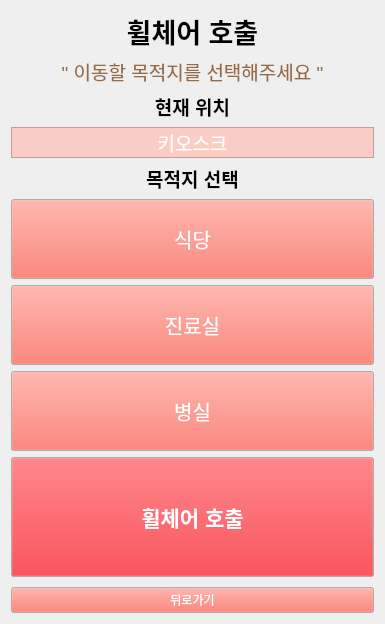
Heo157/Project-Hospital-Autonomous-Wheelchair, file Hospital_Terminal/kiosk_wheel.ui: the form before one commit.
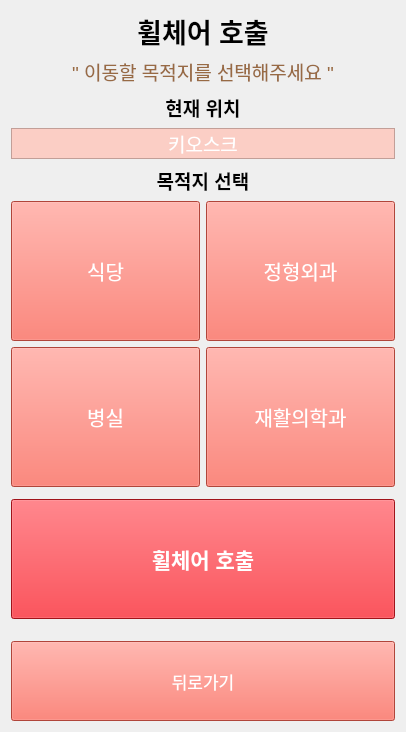
The form after the commit.

```diff
--- a/Hospital_Terminal/kiosk_wheel.ui
+++ b/Hospital_Terminal/kiosk_wheel.ui
@@ -6,8 +6,8 @@
    <rect>
     <x>0</x>
     <y>0</y>
-    <width>385</width>
-    <height>624</height>
+    <width>406</width>
+    <height>732</height>
    </rect>
   </property>
   <property name="windowTitle">
@@ -142,11 +142,267 @@
     </widget>
    </item>
    <item>
+    <layout class="QGridLayout" name="gridLayout">
+     <item row="0" column="1">
+      <widget class="QPushButton" name="btn_dest_jung">
+       <property name="minimumSize">
+        <size>
+         <width>0</width>
+         <height>140</height>
+        </size>
+       </property>
+       <property name="palette">
+        <palette>
+         <active>
+          <colorrole role="WindowText">
+           <brush brushstyle="SolidPattern">
+            <color alpha="255">
+             <red>255</red>
+             <green>255</green>
+             <blue>255</blue>
+            </color>
+           </brush>
+          </colorrole>
+          <colorrole role="Button">
+           <brush brushstyle="SolidPattern">
+            <color alpha="255">
+             <red>246</red>
+             <green>97</green>
+             <blue>81</blue>
+            </color>
+           </brush>
+          </colorrole>
+          <colorrole role="Text">
+           <brush brushstyle="SolidPattern">
+            <color alpha="255">
+             <red>255</red>
+             <green>255</green>
+             <blue>255</blue>
+            </color>
+           </brush>
+          </colorrole>
+          <colorrole role="ButtonText">
+           <brush brushstyle="SolidPattern">
+            <color alpha="255">
+             <red>255</red>
+             <green>255</green>
+             <blue>255</blue>
+            </color>
+           </brush>
+          </colorrole>
+          <colorrole role="Base">
+           <brush brushstyle="SolidPattern">
+            <color alpha="255">
+             <red>246</red>
+             <green>97</green>
+             <blue>81</blue>
+            </color>
+           </brush>
+          </colorrole>
+          <colorrole role="Window">
+           <brush brushstyle="SolidPattern">
+            <color alpha="255">
+             <red>246</red>
+             <green>97</green>
+             <blue>81</blue>
+            </color>
+           </brush>
+          </colorrole>
+          <colorrole role="Highlight">
+           <brush brushstyle="SolidPattern">
+            <color alpha="255">
+             <red>39</red>
+             <green>191</green>
+             <blue>115</blue>
+            </color>
+           </brush>
+          </colorrole>
+          <colorrole role="PlaceholderText">
+           <brush brushstyle="SolidPattern">
+            <color alpha="128">
+             <red>255</red>
+             <green>255</green>
+             <blue>255</blue>
+            </color>
+           </brush>
+          </colorrole>
+         </active>
+         <inactive>
+          <colorrole role="WindowText">
+           <brush brushstyle="SolidPattern">
+            <color alpha="255">
+             <red>255</red>
+             <green>255</green>
+             <blue>255</blue>
+            </color>
+           </brush>
+          </colorrole>
+          <colorrole role="Button">
+           <brush brushstyle="SolidPattern">
+            <color alpha="255">
+             <red>246</red>
+             <green>97</green>
+             <blue>81</blue>
+            </color>
+           </brush>
+          </colorrole>
+          <colorrole role="Text">
+           <brush brushstyle="SolidPattern">
+            <color alpha="255">
+             <red>255</red>
+             <green>255</green>
+             <blue>255</blue>
+            </color>
+           </brush>
+          </colorrole>
+          <colorrole role="ButtonText">
+           <brush brushstyle="SolidPattern">
+            <color alpha="255">
+             <red>255</red>
+             <green>255</green>
+             <blue>255</blue>
+            </color>
+           </brush>
+          </colorrole>
+          <colorrole role="Base">
+           <brush brushstyle="SolidPattern">
+            <color alpha="255">
+             <red>246</red>
+             <green>97</green>
+             <blue>81</blue>
+            </color>
+           </brush>
+          </colorrole>
+          <colorrole role="Window">
+           <brush brushstyle="SolidPattern">
+            <color alpha="255">
+             <red>246</red>
+             <green>97</green>
+             <blue>81</blue>
+            </color>
+           </brush>
+          </colorrole>
+          <colorrole role="Highlight">
+           <brush brushstyle="SolidPattern">
+            <color alpha="255">
+             <red>39</red>
+             <green>191</green>
+             <blue>115</blue>
+            </color>
+           </brush>
+          </colorrole>
+          <colorrole role="PlaceholderText">
+           <brush brushstyle="SolidPattern">
+            <color alpha="128">
+             <red>255</red>
+             <green>255</green>
+             <blue>255</blue>
+            </color>
+           </brush>
+          </colorrole>
+         </inactive>
+         <disabled>
+          <colorrole role="WindowText">
+           <brush brushstyle="SolidPattern">
+            <color alpha="255">
+             <red>255</red>
+             <green>255</green>
+             <blue>255</blue>
+            </color>
+           </brush>
+          </colorrole>
+          <colorrole role="Button">
+           <brush brushstyle="SolidPattern">
+            <color alpha="255">
+             <red>246</red>
+             <green>97</green>
+             <blue>81</blue>
+            </color>
+           </brush>
+          </colorrole>
+          <colorrole role="Text">
+           <brush brushstyle="SolidPattern">
+            <color alpha="255">
+             <red>255</red>
+             <green>255</green>
+             <blue>255</blue>
+            </color>
+           </brush>
+          </colorrole>
+          <colorrole role="ButtonText">
+           <brush brushstyle="SolidPattern">
+            <color alpha="255">
+             <red>255</red>
+             <green>255</green>
+             <blue>255</blue>
+            </color>
+           </brush>
+          </colorrole>
+          <colorrole role="Base">
+           <brush brushstyle="SolidPattern">
+            <color alpha="255">
+             <red>246</red>
+             <green>97</green>
+             <blue>81</blue>
+            </color>
+           </brush>
+          </colorrole>
+          <colorrole role="Window">
+           <brush brushstyle="SolidPattern">
+            <color alpha="255">
+             <red>246</red>
+             <green>97</green>
+             <blue>81</blue>
+            </color>
+           </brush>
+          </colorrole>
+          <colorrole role="Highlight">
+           <brush brushstyle="SolidPattern">
+            <color alpha="255">
+             <red>39</red>
+             <green>191</green>
+             <blue>115</blue>
+            </color>
+           </brush>
+          </colorrole>
+          <colorrole role="PlaceholderText">
+           <brush brushstyle="SolidPattern">
+            <color alpha="128">
+             <red>255</red>
+             <green>255</green>
+             <blue>255</blue>
+            </color>
+           </brush>
+          </colorrole>
+         </disabled>
+        </palette>
+       </property>
+       <property name="font">
+        <font>
+         <pointsize>15</pointsize>
+        </font>
+       </property>
+       <property name="styleSheet">
+        <string notr="true">color: rgb(255, 255, 255);
+background-color: rgb(246, 97, 81);</string>
+       </property>
+       <property name="text">
+        <string>정형외과</string>
+       </property>
+       <property name="checkable">
+        <bool>false</bool>
+       </property>
+       <property name="checked">
+        <bool>false</bool>
+       </property>
+      </widget>
+     </item>
+     <item row="0" column="0">
     <widget class="QPushButton" name="btn_dest_food">
      <property name="minimumSize">
       <size>
        <width>0</width>
-       <height>80</height>
+         <height>140</height>
       </size>
      </property>
      <property name="palette">
@@ -188,6 +444,24 @@
           </color>
          </brush>
         </colorrole>
+          <colorrole role="Base">
+           <brush brushstyle="SolidPattern">
+            <color alpha="255">
+             <red>246</red>
+             <green>97</green>
+             <blue>81</blue>
+            </color>
+           </brush>
+          </colorrole>
+          <colorrole role="Window">
+           <brush brushstyle="SolidPattern">
+            <color alpha="255">
+             <red>246</red>
+             <green>97</green>
+             <blue>81</blue>
+            </color>
+           </brush>
+          </colorrole>
         <colorrole role="Highlight">
          <brush brushstyle="SolidPattern">
           <color alpha="255">
@@ -244,6 +518,24 @@
           </color>
          </brush>
         </colorrole>
+          <colorrole role="Base">
+           <brush brushstyle="SolidPattern">
+            <color alpha="255">
+             <red>246</red>
+             <green>97</green>
+             <blue>81</blue>
+            </color>
+           </brush>
+          </colorrole>
+          <colorrole role="Window">
+           <brush brushstyle="SolidPattern">
+            <color alpha="255">
+             <red>246</red>
+             <green>97</green>
+             <blue>81</blue>
+            </color>
+           </brush>
+          </colorrole>
         <colorrole role="Highlight">
          <brush brushstyle="SolidPattern">
           <color alpha="255">
@@ -300,6 +592,24 @@
           </color>
          </brush>
         </colorrole>
+          <colorrole role="Base">
+           <brush brushstyle="SolidPattern">
+            <color alpha="255">
+             <red>246</red>
+             <green>97</green>
+             <blue>81</blue>
+            </color>
+           </brush>
+          </colorrole>
+          <colorrole role="Window">
+           <brush brushstyle="SolidPattern">
+            <color alpha="255">
+             <red>246</red>
+             <green>97</green>
+             <blue>81</blue>
+            </color>
+           </brush>
+          </colorrole>
         <colorrole role="Highlight">
          <brush brushstyle="SolidPattern">
           <color alpha="255">
@@ -327,224 +637,26 @@
       </font>
      </property>
      <property name="styleSheet">
-      <string notr="true">color: rgb(255, 255, 255);</string>
+        <string notr="true">color: rgb(255, 255, 255);
+background-color: rgb(246, 97, 81);</string>
      </property>
      <property name="text">
       <string>식당</string>
      </property>
      <property name="checkable">
-      <bool>true</bool>
-     </property>
-     <property name="checked">
       <bool>false</bool>
      </property>
-    </widget>
-   </item>
-   <item>
-    <widget class="QPushButton" name="btn_dest_clinic">
-     <property name="minimumSize">
-      <size>
-       <width>0</width>
-       <height>80</height>
-      </size>
-     </property>
-     <property name="palette">
-      <palette>
-       <active>
-        <colorrole role="WindowText">
-         <brush brushstyle="SolidPattern">
-          <color alpha="255">
-           <red>255</red>
-           <green>255</green>
-           <blue>255</blue>
-          </color>
-         </brush>
-        </colorrole>
-        <colorrole role="Button">
-         <brush brushstyle="SolidPattern">
-          <color alpha="255">
-           <red>246</red>
-           <green>97</green>
-           <blue>81</blue>
-          </color>
-         </brush>
-        </colorrole>
-        <colorrole role="Text">
-         <brush brushstyle="SolidPattern">
-          <color alpha="255">
-           <red>255</red>
-           <green>255</green>
-           <blue>255</blue>
-          </color>
-         </brush>
-        </colorrole>
-        <colorrole role="ButtonText">
-         <brush brushstyle="SolidPattern">
-          <color alpha="255">
-           <red>255</red>
-           <green>255</green>
-           <blue>255</blue>
-          </color>
-         </brush>
-        </colorrole>
-        <colorrole role="Highlight">
-         <brush brushstyle="SolidPattern">
-          <color alpha="255">
-           <red>39</red>
-           <green>191</green>
-           <blue>115</blue>
-          </color>
-         </brush>
-        </colorrole>
-        <colorrole role="PlaceholderText">
-         <brush brushstyle="SolidPattern">
-          <color alpha="128">
-           <red>255</red>
-           <green>255</green>
-           <blue>255</blue>
-          </color>
-         </brush>
-        </colorrole>
-       </active>
-       <inactive>
-        <colorrole role="WindowText">
-         <brush brushstyle="SolidPattern">
-          <color alpha="255">
-           <red>255</red>
-           <green>255</green>
-           <blue>255</blue>
-          </color>
-         </brush>
-        </colorrole>
-        <colorrole role="Button">
-         <brush brushstyle="SolidPattern">
-          <color alpha="255">
-           <red>246</red>
-           <green>97</green>
-           <blue>81</blue>
-          </color>
-         </brush>
-        </colorrole>
-        <colorrole role="Text">
-         <brush brushstyle="SolidPattern">
-          <color alpha="255">
-           <red>255</red>
-           <green>255</green>
-           <blue>255</blue>
-          </color>
-         </brush>
-        </colorrole>
-        <colorrole role="ButtonText">
-         <brush brushstyle="SolidPattern">
-          <color alpha="255">
-           <red>255</red>
-           <green>255</green>
-           <blue>255</blue>
-          </color>
-         </brush>
-        </colorrole>
-        <colorrole role="Highlight">
-         <brush brushstyle="SolidPattern">
-          <color alpha="255">
-           <red>39</red>
-           <green>191</green>
-           <blue>115</blue>
-          </color>
-         </brush>
-        </colorrole>
-        <colorrole role="PlaceholderText">
-         <brush brushstyle="SolidPattern">
-          <color alpha="128">
-           <red>255</red>
-           <green>255</green>
-           <blue>255</blue>
-          </color>
-         </brush>
-        </colorrole>
-       </inactive>
-       <disabled>
-        <colorrole role="WindowText">
-         <brush brushstyle="SolidPattern">
-          <color alpha="255">
-           <red>255</red>
-           <green>255</green>
-           <blue>255</blue>
-          </color>
-         </brush>
-        </colorrole>
-        <colorrole role="Button">
-         <brush brushstyle="SolidPattern">
-          <color alpha="255">
-           <red>246</red>
-           <green>97</green>
-           <blue>81</blue>
-          </color>
-         </brush>
-        </colorrole>
-        <colorrole role="Text">
-         <brush brushstyle="SolidPattern">
-          <color alpha="255">
-           <red>255</red>
-           <green>255</green>
-           <blue>255</blue>
-          </color>
-         </brush>
-        </colorrole>
-        <colorrole role="ButtonText">
-         <brush brushstyle="SolidPattern">
-          <color alpha="255">
-           <red>255</red>
-           <green>255</green>
-           <blue>255</blue>
-          </color>
-         </brush>
-        </colorrole>
-        <colorrole role="Highlight">
-         <brush brushstyle="SolidPattern">
-          <color alpha="255">
-           <red>39</red>
-           <green>191</green>
-           <blue>115</blue>
-          </color>
-         </brush>
-        </colorrole>
-        <colorrole role="PlaceholderText">
-         <brush brushstyle="SolidPattern">
-          <color alpha="128">
-           <red>255</red>
-           <green>255</green>
-           <blue>255</blue>
-          </color>
-         </brush>
-        </colorrole>
-       </disabled>
-      </palette>
-     </property>
-     <property name="font">
-      <font>
-       <pointsize>15</pointsize>
-      </font>
-     </property>
-     <property name="styleSheet">
-      <string notr="true">color: rgb(255, 255, 255);</string>
-     </property>
-     <property name="text">
-      <string>진료실</string>
-     </property>
-     <property name="checkable">
-      <bool>true</bool>
-     </property>
      <property name="checked">
       <bool>false</bool>
      </property>
     </widget>
    </item>
-   <item>
+     <item row="1" column="0">
     <widget class="QPushButton" name="btn_dest_room">
      <property name="minimumSize">
       <size>
        <width>0</width>
-       <height>80</height>
+         <height>140</height>
       </size>
      </property>
      <property name="palette">
@@ -586,6 +698,24 @@
           </color>
          </brush>
         </colorrole>
+          <colorrole role="Base">
+           <brush brushstyle="SolidPattern">
+            <color alpha="255">
+             <red>246</red>
+             <green>97</green>
+             <blue>81</blue>
+            </color>
+           </brush>
+          </colorrole>
+          <colorrole role="Window">
+           <brush brushstyle="SolidPattern">
+            <color alpha="255">
+             <red>246</red>
+             <green>97</green>
+             <blue>81</blue>
+            </color>
+           </brush>
+          </colorrole>
         <colorrole role="Highlight">
          <brush brushstyle="SolidPattern">
           <color alpha="255">
@@ -642,6 +772,24 @@
           </color>
          </brush>
         </colorrole>
+          <colorrole role="Base">
+           <brush brushstyle="SolidPattern">
+            <color alpha="255">
+             <red>246</red>
+             <green>97</green>
+             <blue>81</blue>
+            </color>
+           </brush>
+          </colorrole>
+          <colorrole role="Window">
+           <brush brushstyle="SolidPattern">
+            <color alpha="255">
+             <red>246</red>
+             <green>97</green>
+             <blue>81</blue>
+            </color>
+           </brush>
+          </colorrole>
         <colorrole role="Highlight">
          <brush brushstyle="SolidPattern">
           <color alpha="255">
@@ -698,6 +846,24 @@
           </color>
          </brush>
         </colorrole>
+          <colorrole role="Base">
+           <brush brushstyle="SolidPattern">
+            <color alpha="255">
+             <red>246</red>
+             <green>97</green>
+             <blue>81</blue>
+            </color>
+           </brush>
+          </colorrole>
+          <colorrole role="Window">
+           <brush brushstyle="SolidPattern">
+            <color alpha="255">
+             <red>246</red>
+             <green>97</green>
+             <blue>81</blue>
+            </color>
+           </brush>
+          </colorrole>
         <colorrole role="Highlight">
          <brush brushstyle="SolidPattern">
           <color alpha="255">
@@ -725,15 +891,43 @@
       </font>
      </property>
      <property name="styleSheet">
-      <string notr="true">color: rgb(255, 255, 255);</string>
+        <string notr="true">color: rgb(255, 255, 255);
+background-color: rgb(246, 97, 81);</string>
      </property>
      <property name="text">
       <string>병실</string>
      </property>
      <property name="checkable">
-      <bool>true</bool>
-     </property>
-    </widget>
+        <bool>false</bool>
+       </property>
+      </widget>
+     </item>
+     <item row="1" column="1">
+      <widget class="QPushButton" name="btn_dest_jae">
+       <property name="minimumSize">
+        <size>
+         <width>0</width>
+         <height>140</height>
+        </size>
+       </property>
+       <property name="font">
+        <font>
+         <pointsize>15</pointsize>
+        </font>
+       </property>
+       <property name="styleSheet">
+        <string notr="true">color: rgb(255, 255, 255);
+background-color: rgb(246, 97, 81);</string>
+       </property>
+       <property name="text">
+        <string>재활의학과</string>
+       </property>
+       <property name="checkable">
+        <bool>false</bool>
+       </property>
+      </widget>
+     </item>
+    </layout>
    </item>
    <item>
     <spacer>
@@ -795,6 +989,24 @@
           </color>
          </brush>
         </colorrole>
+        <colorrole role="Base">
+         <brush brushstyle="SolidPattern">
+          <color alpha="255">
+           <red>224</red>
+           <green>27</green>
+           <blue>36</blue>
+          </color>
+         </brush>
+        </colorrole>
+        <colorrole role="Window">
+         <brush brushstyle="SolidPattern">
+          <color alpha="255">
+           <red>224</red>
+           <green>27</green>
+           <blue>36</blue>
+          </color>
+         </brush>
+        </colorrole>
         <colorrole role="Highlight">
          <brush brushstyle="SolidPattern">
           <color alpha="255">
@@ -851,6 +1063,24 @@
           </color>
          </brush>
         </colorrole>
+        <colorrole role="Base">
+         <brush brushstyle="SolidPattern">
+          <color alpha="255">
+           <red>224</red>
+           <green>27</green>
+           <blue>36</blue>
+          </color>
+         </brush>
+        </colorrole>
+        <colorrole role="Window">
+         <brush brushstyle="SolidPattern">
+          <color alpha="255">
+           <red>224</red>
+           <green>27</green>
+           <blue>36</blue>
+          </color>
+         </brush>
+        </colorrole>
         <colorrole role="Highlight">
          <brush brushstyle="SolidPattern">
           <color alpha="255">
@@ -907,6 +1137,24 @@
           </color>
          </brush>
         </colorrole>
+        <colorrole role="Base">
+         <brush brushstyle="SolidPattern">
+          <color alpha="255">
+           <red>224</red>
+           <green>27</green>
+           <blue>36</blue>
+          </color>
+         </brush>
+        </colorrole>
+        <colorrole role="Window">
+         <brush brushstyle="SolidPattern">
+          <color alpha="255">
+           <red>224</red>
+           <green>27</green>
+           <blue>36</blue>
+          </color>
+         </brush>
+        </colorrole>
         <colorrole role="Highlight">
          <brush brushstyle="SolidPattern">
           <color alpha="255">
@@ -935,7 +1183,8 @@
       </font>
      </property>
      <property name="styleSheet">
-      <string notr="true">color: rgb(255, 255, 255);</string>
+      <string notr="true">color: rgb(255, 255, 255);
+background-color: rgb(224, 27, 36);</string>
      </property>
      <property name="text">
       <string>휠체어 호출</string>
@@ -957,6 +1206,12 @@
    </item>
    <item>
     <widget class="QPushButton" name="btn_back">
+     <property name="minimumSize">
+      <size>
+       <width>0</width>
+       <height>80</height>
+      </size>
+     </property>
      <property name="palette">
       <palette>
        <active>
@@ -996,6 +1251,24 @@
           </color>
          </brush>
         </colorrole>
+        <colorrole role="Base">
+         <brush brushstyle="SolidPattern">
+          <color alpha="255">
+           <red>246</red>
+           <green>97</green>
+           <blue>81</blue>
+          </color>
+         </brush>
+        </colorrole>
+        <colorrole role="Window">
+         <brush brushstyle="SolidPattern">
+          <color alpha="255">
+           <red>246</red>
+           <green>97</green>
+           <blue>81</blue>
+          </color>
+         </brush>
+        </colorrole>
         <colorrole role="PlaceholderText">
          <brush brushstyle="SolidPattern">
           <color alpha="128">
@@ -1043,6 +1316,24 @@
           </color>
          </brush>
         </colorrole>
+        <colorrole role="Base">
+         <brush brushstyle="SolidPattern">
+          <color alpha="255">
+           <red>246</red>
+           <green>97</green>
+           <blue>81</blue>
+          </color>
+         </brush>
+        </colorrole>
+        <colorrole role="Window">
+         <brush brushstyle="SolidPattern">
+          <color alpha="255">
+           <red>246</red>
+           <green>97</green>
+           <blue>81</blue>
+          </color>
+         </brush>
+        </colorrole>
         <colorrole role="PlaceholderText">
          <brush brushstyle="SolidPattern">
           <color alpha="128">
@@ -1090,6 +1381,24 @@
           </color>
          </brush>
         </colorrole>
+        <colorrole role="Base">
+         <brush brushstyle="SolidPattern">
+          <color alpha="255">
+           <red>246</red>
+           <green>97</green>
+           <blue>81</blue>
+          </color>
+         </brush>
+        </colorrole>
+        <colorrole role="Window">
+         <brush brushstyle="SolidPattern">
+          <color alpha="255">
+           <red>246</red>
+           <green>97</green>
+           <blue>81</blue>
+          </color>
+         </brush>
+        </colorrole>
         <colorrole role="PlaceholderText">
          <brush brushstyle="SolidPattern">
           <color alpha="128">
@@ -1102,8 +1411,14 @@
        </disabled>
       </palette>
      </property>
+     <property name="font">
+      <font>
+       <pointsize>13</pointsize>
+      </font>
+     </property>
      <property name="styleSheet">
-      <string notr="true">color: rgb(255, 255, 255);</string>
+      <string notr="true">color: rgb(255, 255, 255);
+background-color: rgb(246, 97, 81);</string>
      </property>
      <property name="text">
       <string>뒤로가기</string>
```
Lines whose indentation alone changed are shown as unchanged.
